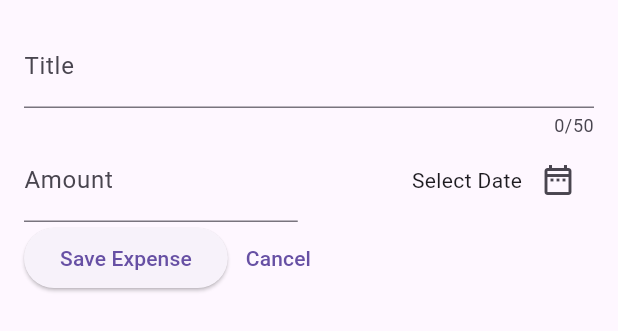
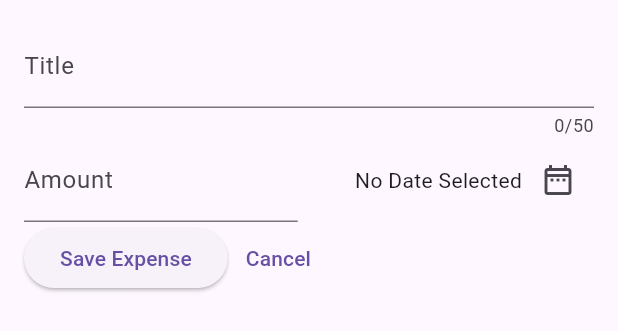
Before and after one commit to AaronPeterOcen/expense_tracker, a Flutter app: the NewExpense widget shown alone on an empty page, opened directly, on a phone screen of 412 x 824 dp. Shown: the top 331 px of the screen. Run offline on Flutter 3.47's test engine with Material 3 defaults, Android fonts, the phone set to English and light mode, and no system bars.

Commit message:
working with futures and handling user data

```diff
--- a/lib/widgets/new_expense.dart
+++ b/lib/widgets/new_expense.dart
@@ -1,4 +1,9 @@
+// import 'package:expense_tracker/models/expense.dart';
 import 'package:flutter/material.dart';
+
+import 'package:intl/intl.dart';
+
+final dateFormatter = DateFormat.yMd();
 
 class NewExpense extends StatefulWidget {
   const NewExpense({super.key});
@@ -18,6 +23,7 @@ class _NewExpenseState extends State<NewExpense> {
   // Create a TextEditingController to manage the text input
   final _textInputController = TextEditingController();
   final _amountInputController = TextEditingController();
+  DateTime? _selectedDate;
 
   @override
   void dispose() {
@@ -28,15 +34,13 @@ class _NewExpenseState extends State<NewExpense> {
     super.dispose();
   }
 
-  void _enterDate() {
+  void _enterDate() async {
     // Get the current date and time
     final now = DateTime.now();
-
     // Calculate the date one year before today
     final firstDate = DateTime(now.year - 1, now.month, now.day);
-
     // Show a date picker dialog
-    showDatePicker(
+    final pickedDate = await showDatePicker(
       context: context, // The BuildContext to use for the dialog
       initialDate:
           now, // The initial date to display in the picker (today's date)
@@ -44,6 +48,10 @@ class _NewExpenseState extends State<NewExpense> {
           firstDate, // The earliest selectable date (one year before today)
       lastDate: now, // The latest selectable date (today's date)
     );
+
+    setState(() {
+      _selectedDate = pickedDate;
+    });
   }
 
   @override
@@ -79,7 +87,11 @@ class _NewExpenseState extends State<NewExpense> {
                   mainAxisAlignment: MainAxisAlignment.end,
                   crossAxisAlignment: CrossAxisAlignment.center,
                   children: [
-                    const Text('Select Date'),
+                    Text(
+                      _selectedDate == null
+                          ? 'No Date Selected'
+                          : dateFormatter.format(_selectedDate!),
+                    ),
                     IconButton(
                       onPressed: _enterDate,
                       icon: const Icon(Icons.date_range_outlined),
```
